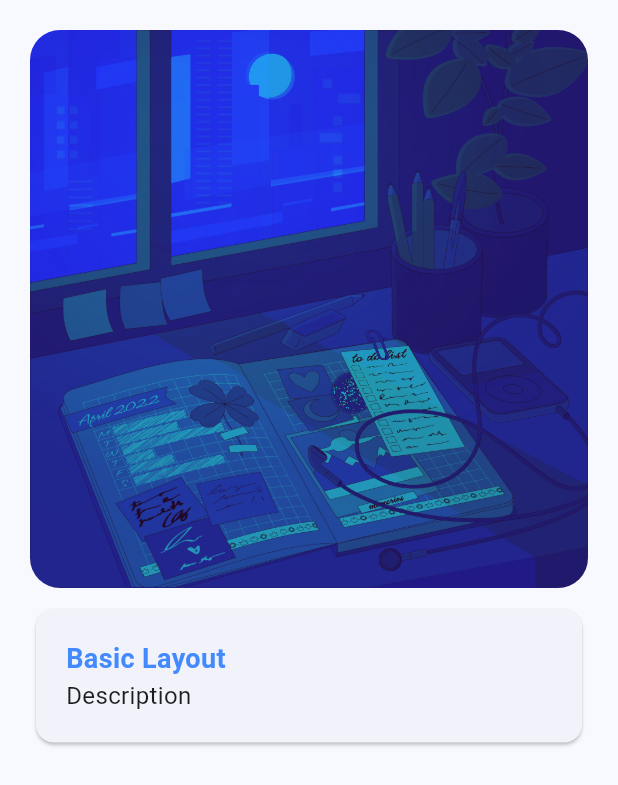
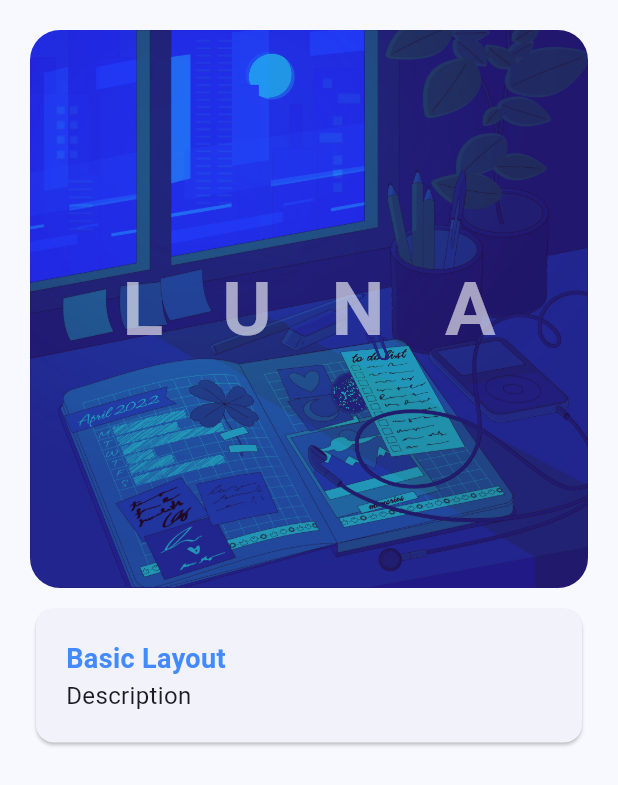
Before and after one commit to genedeh/first_flutter_app, a Flutter app: the HomePage widget shown alone on an empty page, opened directly, on a phone screen of 412 x 824 dp. Shown: the top 785 px of the screen. Run offline on Flutter 3.47's test engine with Material 3 defaults, Android fonts, the phone set to English and light mode, and no system bars; our stand-ins replace lottie.

```diff
--- a/lib/views/pages/home_page.dart
+++ b/lib/views/pages/home_page.dart
@@ -11,7 +11,7 @@ class HomePage extends StatelessWidget {
       padding: EdgeInsets.all(20.0),
       child: Column(
         children: [
-          HeroWidget(),
+          HeroWidget(title: 'LUNA'),
           Padding(
             padding: EdgeInsets.symmetric(vertical: 10.0),
             child: Card(
--- a/lib/views/pages/welcome_page.dart
+++ b/lib/views/pages/welcome_page.dart
@@ -1,3 +1,4 @@
+import 'package:first_flutter_app/views/pages/auth/login_page.dart';
 import 'package:first_flutter_app/views/widget_tree.dart';
 import 'package:flutter/material.dart';
 import 'package:lottie/lottie.dart';
@@ -49,11 +50,11 @@ class WelcomePage extends StatelessWidget {
                 minimumSize: Size(double.infinity, 40.0),
               ),
               onPressed: () {
-                Navigator.pushReplacement(
+                Navigator.push(
                   context,
                   MaterialPageRoute(
                     builder: (context) {
-                      return WidgetTree();
+                      return LoginPage();
                     },
                   ),
                 );
--- a/lib/widgets/hero_widget.dart
+++ b/lib/widgets/hero_widget.dart
@@ -1,11 +1,15 @@
 import 'package:flutter/material.dart';
 
 class HeroWidget extends StatelessWidget {
-  const HeroWidget({super.key});
+  const HeroWidget({super.key, required this.title});
+  final String title;
 
   @override
   Widget build(BuildContext context) {
-    return Hero(
+    return Stack(
+      alignment: Alignment.center,
+      children: [
+        Hero(
           tag: 'hero1',
           child: ClipRRect(
             borderRadius: BorderRadius.circular(20.0),
@@ -15,6 +19,19 @@ class HeroWidget extends StatelessWidget {
               colorBlendMode: BlendMode.darken,
             ),
           ),
+        ),
+        FittedBox(
+          child: Text(
+            title,
+            style: TextStyle(
+              fontWeight: FontWeight.bold,
+              fontSize: 50.0,
+              letterSpacing: 40.0,
+              color: Colors.white60,
+            ),
+          ),
+        ),
+      ],
     );
   }
 }
```
Also changed, not shown: lib/views/pages/auth/login_page.dart (added, +91 -0 lines). Lines whose indentation alone changed are shown as unchanged.
